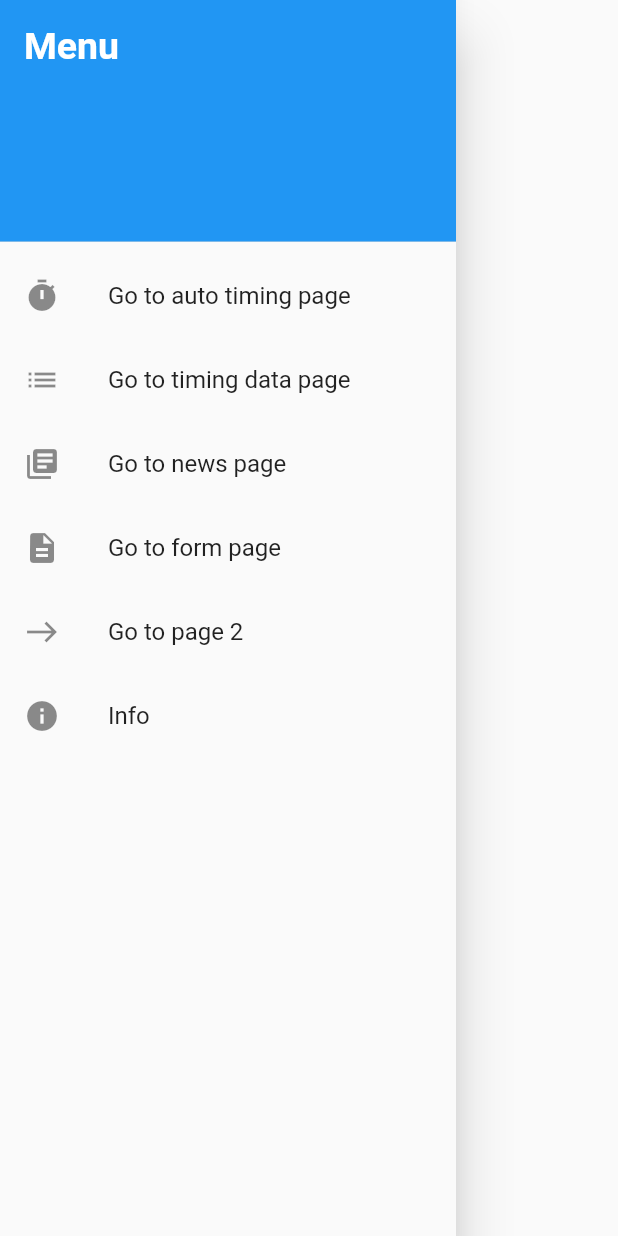
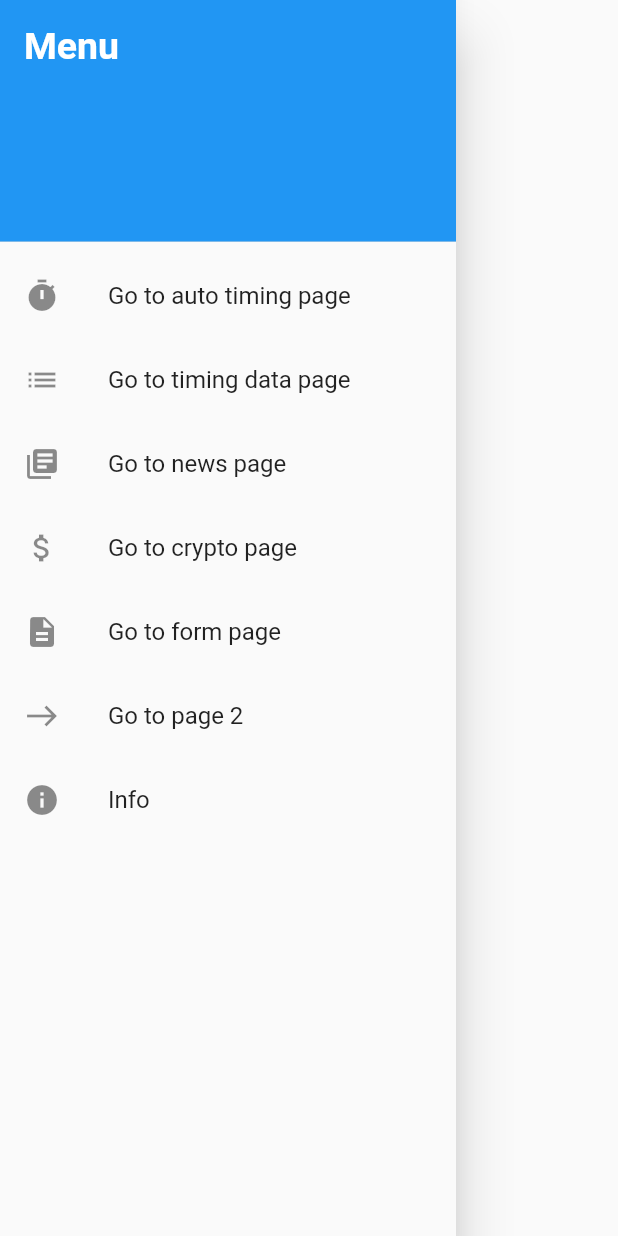
Before and after one commit to johninquest/tryflutter, a Flutter app: the NavDrawer widget shown alone on an empty page, opened directly, on a phone screen of 412 x 824 dp. Run offline on Flutter 3.47's test engine with Material 2 defaults, Android fonts, the phone set to English and light mode, and no system bars; our stand-ins replace hive, rflutter_alert, sqflite; accounts and stored records are empty; network calls fail.

```diff
--- a/lib/pages/home_side_menu.dart
+++ b/lib/pages/home_side_menu.dart
@@ -5,6 +5,7 @@ import '../pages/auto_timing_page.dart';
 import '../pages/timing_data_page.dart';
 import '../pages/news_page.dart';
 import '../pages/form_page.dart';
+import 'crypto_page.dart';
 import '../services/router.dart';
 
 class NavDrawer extends StatelessWidget {
@@ -25,22 +26,26 @@ class NavDrawer extends StatelessWidget {
             title: Text('Go to auto timing page'),
             onTap: () => {
               PageRouter().navigateToPage(AutoTimingPage(), context),
-              print('Navigated to automatic timing page'),
             },
           ),
           ListTile(
               leading: Icon(Icons.list),
               title: Text('Go to timing data page'),
               onTap: () => {
-                    PageRouter().navigateToPage(TimingDataPage(), context),
-                    print('Navigated to timing data page'),
+                    PageRouter().navigateToPage(TimingDataPage(), context)
                   }),
           ListTile(
             leading: Icon(Icons.library_books),
             title: Text('Go to news page'),
             onTap: () => {
               PageRouter().navigateToPage(NewsPage(), context),
-              print('Navigated to the news page')
+            },
+          ),
+          ListTile(
+            leading: Icon(Icons.attach_money),
+            title: Text('Go to crypto page'),
+            onTap: () => {
+              PageRouter().navigateToPage(CryptoPage(), context),
             },
           ),
            ListTile(
@@ -48,7 +53,6 @@ class NavDrawer extends StatelessWidget {
             title: Text('Go to form page'),
             onTap: () => {
               PageRouter().navigateToPage(FormPage(), context),
-              print('Navigated to form page')
             },
           ),
           ListTile(
@@ -56,7 +60,6 @@ class NavDrawer extends StatelessWidget {
             title: Text('Go to page 2'),
             onTap: () => {
               PageRouter().navigateToPage(SecondPage(), context),
-              print('Navigated to page 2')
             },
           ),
           ListTile(
--- a/lib/pages/news_page.dart
+++ b/lib/pages/news_page.dart
@@ -34,8 +34,8 @@ class NewsPage extends StatelessWidget {
                       var newsImage = newsList[index]['urlToImage'];
                       return Card(
                         margin: EdgeInsets.all(10),
-                        elevation: 5.0,
-                        shape: CircleBorder(),
+                        elevation: 0.0,
+                        // shape: CircleBorder(),
                         child: Column(
                           mainAxisAlignment: MainAxisAlignment.spaceAround,
                           children: [
```
Also changed, not shown: lib/pages/crypto_page.dart (added, +61 -0 lines).
